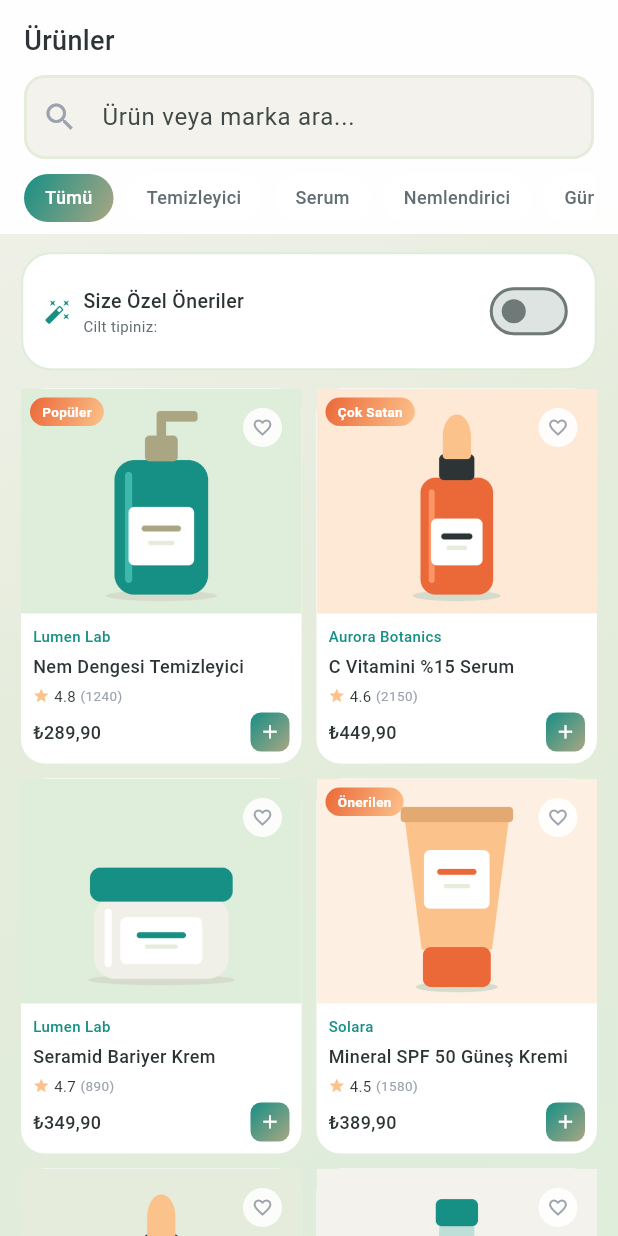
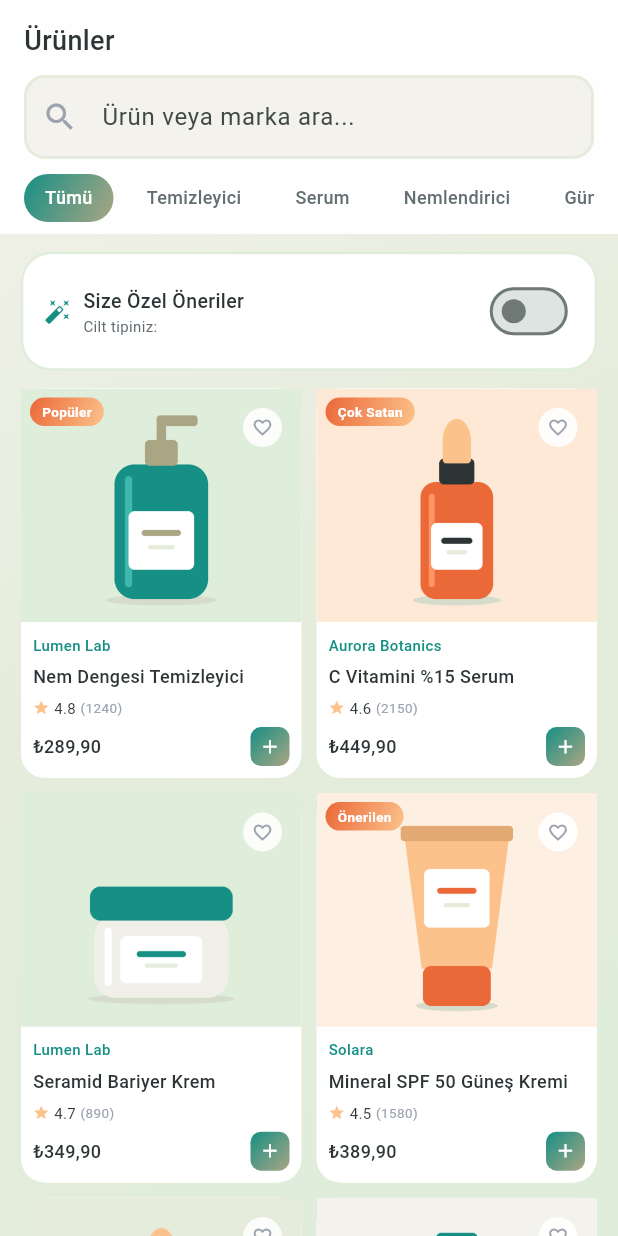
Before and after one commit to melisayalcinkaya/SkinSavvy, a Flutter app: the ProductsScreen screen opened directly, on a phone screen of 412 x 824 dp. Run offline on Flutter 3.47's test engine with Material 3 defaults, Android fonts, the phone set to English and light mode, and no system bars; our stand-ins replace go_router, image_picker, share_plus, shared_preferences; accounts and stored records are empty.

Commit message:
fix(ui): product card height follows card width on wide screens
Fixed 250 px cards cropped the product images on desktop; the height is
now the larger of 250 px and width / 0.72.

Co-Authored-By: Claude Opus 5.5 <noreply@anthropic.com>
Claude-Session: https://claude.ai/code/session_017ibmEr9B5yaDWFsya6NTTs

```diff
--- a/app/lib/presentation/screens/products/products_screen.dart
+++ b/app/lib/presentation/screens/products/products_screen.dart
@@ -1,3 +1,5 @@
+import 'dart:math';
+
 import 'package:flutter/material.dart';
 import 'package:provider/provider.dart';
 
@@ -303,23 +305,29 @@ class _ProductsScreenState extends State<ProductsScreen> {
   ) {
     if (items.isEmpty) return _emptyState();
     return LayoutBuilder(
-      builder: (context, constraints) => GridView.builder(
+      builder: (context, constraints) {
+        // Geniş ekranda (tablet/web) daha çok sütun.
+        final columns = (constraints.maxWidth / 190).floor().clamp(2, 5);
+        final cardWidth =
+            (constraints.maxWidth - 28 - 10 * (columns - 1)) / columns;
+        return GridView.builder(
           shrinkWrap: true,
           physics: const NeverScrollableScrollPhysics(),
           padding: const EdgeInsets.symmetric(horizontal: 14),
           gridDelegate: SliverGridDelegateWithFixedCrossAxisCount(
-          // Geniş ekranda (tablet/web) daha çok sütun.
-          crossAxisCount: (constraints.maxWidth / 190).floor().clamp(2, 5),
-          // Sabit oran dar ekranda (320 px) bilgi alanını 62 px'e düşürüp
-          // taşırıyordu; sabit yükseklikte bilgi alanı her genişlikte yeterli.
-          mainAxisExtent: 250,
+            crossAxisCount: columns,
+            // Yalnızca oran kullanmak dar ekranda (320 px) bilgi alanını 62 px'e
+            // düşürüp taşırıyordu; yalnızca sabit yükseklik de geniş kartlarda
+            // görseli kırpıyordu. İkisinin büyüğü alınır.
+            mainAxisExtent: max(250, cardWidth / 0.72),
             crossAxisSpacing: 10,
             mainAxisSpacing: 10,
           ),
           itemCount: items.length,
           itemBuilder: (_, i) =>
               _card(items[i], catalog, analyses[items[i].id]!.verdict),
-      ),
+        );
+      },
     );
   }
 
```
Also changed, not shown: app/tool/export_demo_catalog.dart (added, +16 -0 lines). Lines whose indentation alone changed are shown as unchanged.
